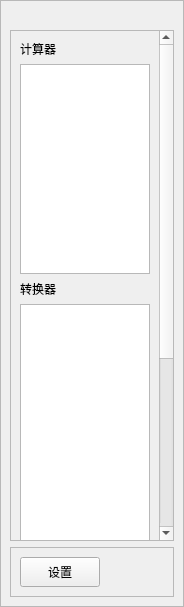
Qt form src/Forms/PopMenu/PopMenu.ui (yxingqin/CulcaMaid) before a commit.
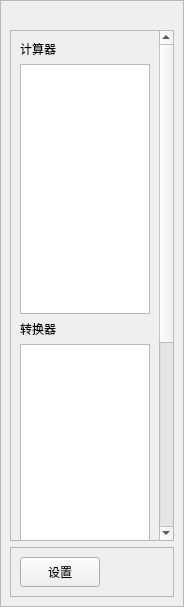
The same form after that commit. Icons and pictures are not drawn.

```diff
--- a/src/Forms/PopMenu/PopMenu.ui
+++ b/src/Forms/PopMenu/PopMenu.ui
@@ -111,7 +111,7 @@
            <x>0</x>
            <y>0</y>
            <width>150</width>
-           <height>818</height>
+           <height>858</height>
           </rect>
          </property>
          <layout class="QVBoxLayout" name="verticalLayout_4">
@@ -127,7 +127,7 @@
             <property name="minimumSize">
              <size>
               <width>0</width>
-              <height>210</height>
+              <height>250</height>
              </size>
             </property>
            </widget>
```
